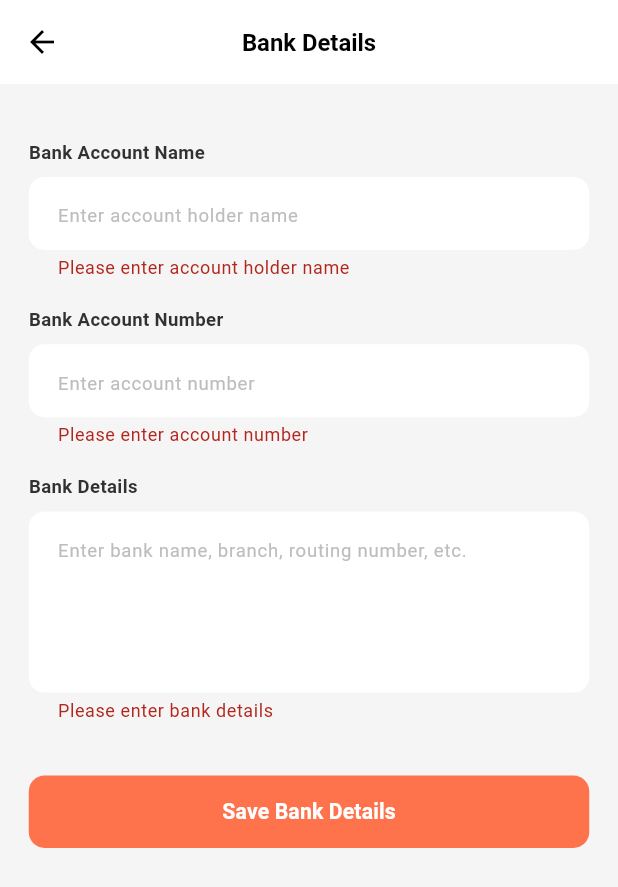
After one commit to ahizaz/service_connector, a Flutter app: the BankDetailsScreen screen opened directly, after a tap on "Save Bank Details", on a phone screen of 412 x 824 dp. The commit adds this screen. Shown: the top 887 px of the screen. Run offline on Flutter 3.47's test engine with Material 3 defaults, Android fonts, the phone set to English and light mode, and no system bars; our stand-ins replace emoji_picker_flutter, file_picker, flutter_easyloading, flutter_screenutil, get, google_fonts and 3 more; missing offline and left inert: record; accounts and stored records are empty; network calls fail; Roboto replaces fonts that are missing (SFPro).

Commit message:
your commit message

```diff
--- a/lib/core/urls/urls.dart
+++ b/lib/core/urls/urls.dart
@@ -43,4 +43,5 @@ class Url {
   static String receiverReview = "$baseUrl/offer/reviews/";
   static String getProviderReviews(String providerUserId) =>
       "$baseUrl/offer/reviews/by-provider-user/?provider_user_id=$providerUserId";
+   static String providerBankdetails = "$baseUrl/provider/bank-details/";
 }
--- a/lib/feature/profile/controller/profile_controller.dart
+++ b/lib/feature/profile/controller/profile_controller.dart
@@ -12,6 +12,7 @@ import 'package:service_connect/feature/authentication/login/screen/login_screen
 import 'package:service_connect/feature/home/controller/home_controller.dart';
 import 'package:service_connect/feature/profile/screen/terms_and_conditions_screen.dart';
 import 'package:service_connect/feature/profile/screen/about_screen.dart';
+import 'package:service_connect/feature/profile/screen/bank_details_screen.dart';
 
 class ProfileController extends GetxController {
   final RxString userName = 'Brooklyn Simmons'.obs;
@@ -370,7 +371,7 @@ class ProfileController extends GetxController {
   }
 
   // Profile menu items
-  final List<Map<String, dynamic>> menuItems = [
+  List<Map<String, dynamic>> get menuItems => [
     {
       'title': 'Account',
       'icon': Icons.person_outline,
@@ -380,6 +381,11 @@ class ProfileController extends GetxController {
       'title': 'Connect with stripe',
       'icon': Icons.account_balance_wallet_outlined,
       'onTap': () => Get.toNamed('/pay-account'),
+    },
+    {
+      'title': 'Bank Details',
+      'icon': Icons.account_balance_outlined,
+      'onTap': () => _navigateToBankDetails(),
     },
     // (Removed 'Saved' menu item)
     {
@@ -393,4 +399,16 @@ class ProfileController extends GetxController {
       'onTap': () => Get.to(() => const AboutScreen()),
     },
   ];
+
+  // Navigate to bank details with service provider check
+  void _navigateToBankDetails() {
+    if (!isServiceProvider.value) {
+      EasyLoading.showError(
+        'You are not eligible. Only service providers can access bank details.',
+        duration: const Duration(seconds: 3),
+      );
+      return;
+    }
+    Get.to(() => const BankDetailsScreen());
+  }
 }
--- /dev/null
+++ b/lib/feature/profile/screen/bank_details_screen.dart
@@ -0,0 +1,287 @@
+import 'package:flutter/material.dart';
+import 'package:flutter/services.dart';
+import 'package:flutter_screenutil/flutter_screenutil.dart';
+import 'package:get/get.dart';
+import 'package:flutter_easyloading/flutter_easyloading.dart';
+import 'package:http/http.dart' as http;
+import 'dart:convert';
+import 'package:service_connect/core/auth/auth_service.dart';
+import 'package:service_connect/core/urls/urls.dart';
+
+class BankDetailsScreen extends StatefulWidget {
+  const BankDetailsScreen({super.key});
+
+  @override
+  State<BankDetailsScreen> createState() => _BankDetailsScreenState();
+}
+
+class _BankDetailsScreenState extends State<BankDetailsScreen> {
+  final _formKey = GlobalKey<FormState>();
+  final _accountNameController = TextEditingController();
+  final _accountNumberController = TextEditingController();
+  final _bankDetailsController = TextEditingController();
+
+  @override
+  void dispose() {
+    _accountNameController.dispose();
+    _accountNumberController.dispose();
+    _bankDetailsController.dispose();
+    super.dispose();
+  }
+
+  void _saveBankDetails() async {
+    if (_formKey.currentState!.validate()) {
+      EasyLoading.show(status: 'Saving...');
+
+      try {
+        final token = AuthService.getToken();
+        if (token == null || token.isEmpty) {
+          EasyLoading.dismiss();
+          Get.snackbar(
+            'Error',
+            'Not authenticated',
+            snackPosition: SnackPosition.BOTTOM,
+            backgroundColor: Colors.red,
+            colorText: Colors.white,
+            duration: const Duration(seconds: 2),
+          );
+          return;
+        }
+
+        final response = await http.post(
+          Uri.parse(Url.providerBankdetails),
+          headers: {
+            'Authorization': 'Bearer $token',
+            'Content-Type': 'application/json',
+          },
+          body: json.encode({
+            'bank_account_name': _accountNameController.text.trim(),
+            'bank_account_number': _accountNumberController.text.trim(),
+            'bank_details': _bankDetailsController.text.trim(),
+          }),
+        );
+
+        EasyLoading.dismiss();
+
+        if (response.statusCode >= 200 && response.statusCode < 300) {
+          Get.snackbar(
+            'Success',
+            'Bank details saved successfully',
+            snackPosition: SnackPosition.BOTTOM,
+            backgroundColor: Colors.green,
+            colorText: Colors.white,
+            duration: const Duration(seconds: 2),
+          );
+          Get.back();
+        } else {
+          final errorData = json.decode(response.body);
+          Get.snackbar(
+            'Error',
+            errorData['message'] ?? 'Failed to save bank details',
+            snackPosition: SnackPosition.BOTTOM,
+            backgroundColor: Colors.red,
+            colorText: Colors.white,
+            duration: const Duration(seconds: 2),
+          );
+        }
+      } catch (e) {
+        EasyLoading.dismiss();
+        Get.snackbar(
+          'Error',
+          'Failed to save bank details: $e',
+          snackPosition: SnackPosition.BOTTOM,
+          backgroundColor: Colors.red,
+          colorText: Colors.white,
+          duration: const Duration(seconds: 2),
+        );
+      }
+    }
+  }
+
+  @override
+  Widget build(BuildContext context) {
+    return Scaffold(
+      backgroundColor: const Color(0xffF5F5F5),
+      appBar: AppBar(
+        backgroundColor: Colors.white,
+        elevation: 0,
+        leading: IconButton(
+          icon: const Icon(Icons.arrow_back, color: Colors.black),
+          onPressed: () => Get.back(),
+        ),
+        title: Text(
+          'Bank Details',
+          style: TextStyle(
+            fontSize: 18.sp,
+            fontWeight: FontWeight.w600,
+            color: Colors.black,
+          ),
+        ),
+        centerTitle: true,
+      ),
+      body: SafeArea(
+        child: SingleChildScrollView(
+          padding: EdgeInsets.all(20.w),
+          child: Form(
+            key: _formKey,
+            child: Column(
+              crossAxisAlignment: CrossAxisAlignment.start,
+              children: [
+                SizedBox(height: 20.h),
+
+                // Bank Account Name
+                Text(
+                  'Bank Account Name',
+                  style: TextStyle(
+                    fontSize: 14.sp,
+                    fontWeight: FontWeight.w600,
+                    color: const Color(0xff313131),
+                  ),
+                ),
+                SizedBox(height: 8.h),
+                TextFormField(
+                  controller: _accountNameController,
+                  decoration: InputDecoration(
+                    hintText: 'Enter account holder name',
+                    hintStyle: TextStyle(
+                      color: Colors.grey[400],
+                      fontSize: 14.sp,
+                    ),
+                    filled: true,
+                    fillColor: Colors.white,
+                    border: OutlineInputBorder(
+                      borderRadius: BorderRadius.circular(12.r),
+                      borderSide: BorderSide.none,
+                    ),
+                    contentPadding: EdgeInsets.symmetric(
+                      horizontal: 16.w,
+                      vertical: 14.h,
+                    ),
+                  ),
+                  validator: (value) {
+                    if (value == null || value.trim().isEmpty) {
+                      return 'Please enter account holder name';
+                    }
+                    return null;
+                  },
+                ),
+
+                SizedBox(height: 20.h),
+
+                // Bank Account Number
+                Text(
+                  'Bank Account Number',
+                  style: TextStyle(
+                    fontSize: 14.sp,
+                    fontWeight: FontWeight.w600,
+                    color: const Color(0xff313131),
+                  ),
+                ),
+                SizedBox(height: 8.h),
+                TextFormField(
+                  controller: _accountNumberController,
+                  keyboardType: TextInputType.number,
+                  inputFormatters: [
+                    FilteringTextInputFormatter.digitsOnly,
+                  ],
+                  decoration: InputDecoration(
+                    hintText: 'Enter account number',
+                    hintStyle: TextStyle(
+                      color: Colors.grey[400],
+                      fontSize: 14.sp,
+                    ),
+                    filled: true,
+                    fillColor: Colors.white,
+                    border: OutlineInputBorder(
+                      borderRadius: BorderRadius.circular(12.r),
+                      borderSide: BorderSide.none,
+                    ),
+                    contentPadding: EdgeInsets.symmetric(
+                      horizontal: 16.w,
+                      vertical: 14.h,
+                    ),
+                  ),
+                  validator: (value) {
+                    if (value == null || value.trim().isEmpty) {
+                      return 'Please enter account number';
+                    }
+                    if (value.trim().length < 8) {
+                      return 'Account number must be at least 8 digits';
+                    }
+                    return null;
+                  },
+                ),
+
+                SizedBox(height: 20.h),
+
+                // Bank Details
+                Text(
+                  'Bank Details',
+                  style: TextStyle(
+                    fontSize: 14.sp,
+                    fontWeight: FontWeight.w600,
+                    color: const Color(0xff313131),
+                  ),
+                ),
+                SizedBox(height: 8.h),
+                TextFormField(
+                  controller: _bankDetailsController,
+                  maxLines: 4,
+                  decoration: InputDecoration(
+                    hintText: 'Enter bank name, branch, routing number, etc.',
+                    hintStyle: TextStyle(
+                      color: Colors.grey[400],
+                      fontSize: 14.sp,
+                    ),
+                    filled: true,
+                    fillColor: Colors.white,
+                    border: OutlineInputBorder(
+                      borderRadius: BorderRadius.circular(12.r),
+                      borderSide: BorderSide.none,
+                    ),
+                    contentPadding: EdgeInsets.symmetric(
+                      horizontal: 16.w,
+                      vertical: 14.h,
+                    ),
+                  ),
+                  validator: (value) {
+                    if (value == null || value.trim().isEmpty) {
+                      return 'Please enter bank details';
+                    }
+                    return null;
+                  },
+                ),
+
+                SizedBox(height: 40.h),
+
+                // Save Button
+                SizedBox(
+                  width: double.infinity,
+                  child: ElevatedButton(
+                    onPressed: _saveBankDetails,
+                    style: ElevatedButton.styleFrom(
+                      backgroundColor: const Color(0xffFE724C),
+                      padding: EdgeInsets.symmetric(vertical: 16.h),
+                      shape: RoundedRectangleBorder(
+                        borderRadius: BorderRadius.circular(12.r),
+                      ),
+                      elevation: 0,
+                    ),
+                    child: Text(
+                      'Save Bank Details',
+                      style: TextStyle(
+                        fontSize: 16.sp,
+                        fontWeight: FontWeight.w600,
+                        color: Colors.white,
+                      ),
+                    ),
+                  ),
+                ),
+              ],
+            ),
+          ),
+        ),
+      ),
+    );
+  }
+}
```
